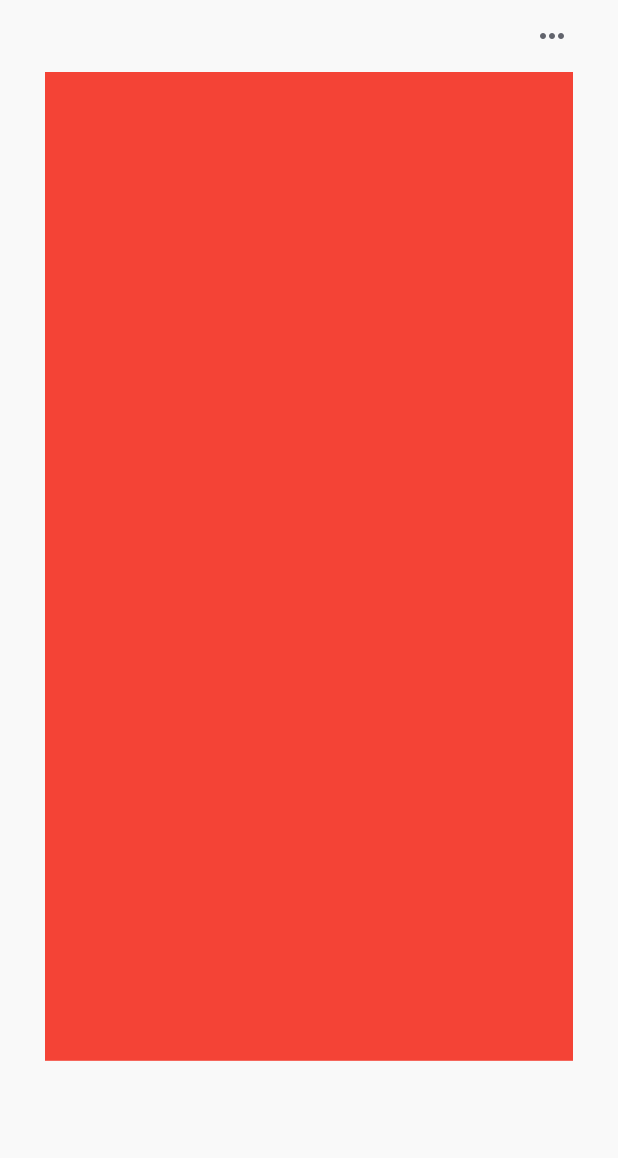
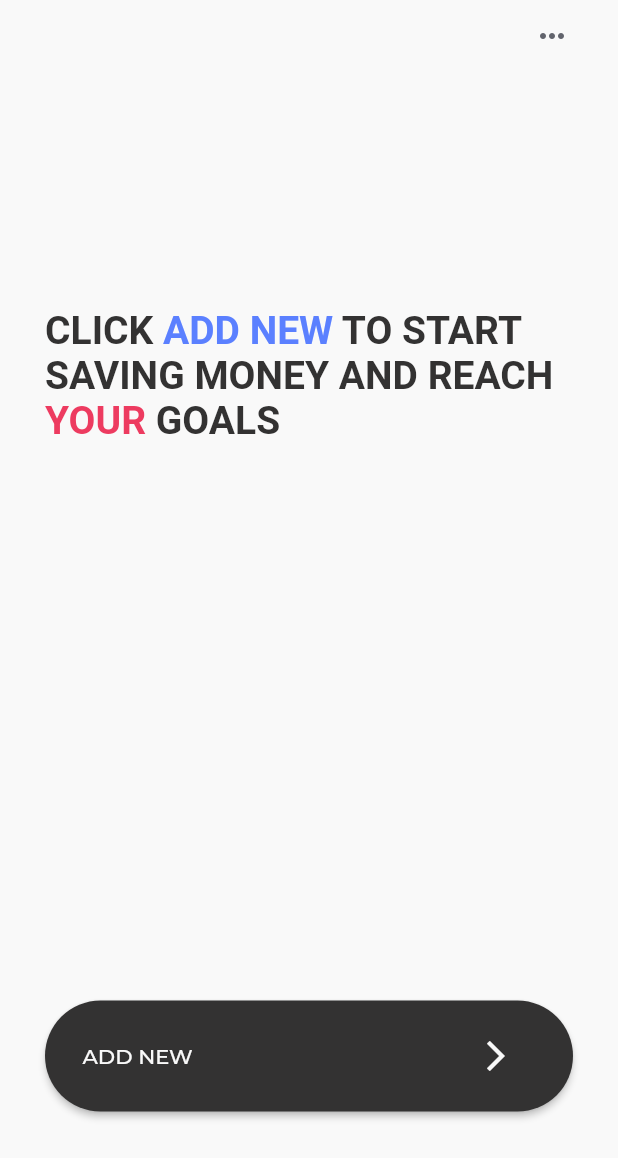
Before and after one commit to Fecony/flutter_goal_savings, a Flutter app: the screen it shows after launch, on a phone screen of 412 x 824 dp. Shown: the top 1158 px of the screen. Run offline on Flutter 3.47's test engine with Material 2 defaults, Android fonts, the phone set to English and light mode, and no system bars.

Commit message:
Initial page design, without triangles

```diff
--- a/lib/screens/initial_screen.dart
+++ b/lib/screens/initial_screen.dart
@@ -16,53 +16,84 @@ class _InitialScreenState extends State<InitialScreen> {
         value: SystemUiOverlayStyle.dark,
         child: SafeArea(
           child: Container(
-            decoration: BoxDecoration(color: generalWhiteColor),
+            color: generalWhiteColor,
             child: Column(
               children: <Widget>[
-                Align(
-                  child: Align(
-                    alignment: Alignment.topRight,
-                    child: Container(
-                      child: FlatButton(
-                        onPressed: () => print('Settings'),
-                        child: Icon(
-                          Icons.more_horiz,
-                          color: darkGrayColor,
-                        ),
+                Row(
+                  mainAxisAlignment: MainAxisAlignment.end,
+                  children: <Widget>[
+                    FlatButton(
+                      onPressed: () => print('Settings'),
+                      child: Icon(
+                        Icons.more_horiz,
+                        color: darkGrayColor,
                       ),
+                      highlightColor: Colors.transparent,
+                      splashColor: Colors.transparent,
                     ),
-                  ),
+                  ],
                 ),
                 Padding(
                   padding: const EdgeInsets.symmetric(horizontal: 30.0),
                   child: Column(
                     children: <Widget>[
-                      Stack(
+                      Column(
                         children: <Widget>[
-                          Container(
-                            decoration: BoxDecoration(color: Colors.red),
-                            height: MediaQuery.of(context).size.height * .8,
+                          SizedBox(
+                            height: 157,
                           ),
-                          Row(
-                            children: <Widget>[
-                              // Text(
-                              //   'Click '.toUpperCase(),
-                              //   style: welcomeTextStyle,
-                              // ),
-                              // Text(
-                              //   'ADD NEW ',
-                              //   style: welcomeTextStyle.copyWith(
-                              //     color: primaryBlueColor,
-                              //   ),
-                              // ),
-                              // Text(
-                              //   'to start saving money and Reach'.toUpperCase(),
-                              //   style: welcomeTextStyle,
-                              // )
-                            ],
+                          RichText(
+                            text: TextSpan(
+                              style: welcomeTextStyle,
+                              children: <TextSpan>[
+                                TextSpan(text: 'CLICK '),
+                                TextSpan(
+                                  text: 'ADD NEW ',
+                                  style: welcomeTextStyle.copyWith(
+                                    color: primaryBlueColor,
+                                  ),
+                                ),
+                                TextSpan(
+                                    text: 'TO START SAVING MONEY AND REACH '),
+                                TextSpan(
+                                  text: 'YOUR ',
+                                  style: welcomeTextStyle.copyWith(
+                                    color: pinkTriangleColor,
+                                  ),
+                                ),
+                                TextSpan(text: 'GOALS'),
+                              ],
+                            ),
+                          ),
+                          SizedBox(
+                            height: 372,
+                          ),
+                          RaisedButton(
+                            color: mainDarkGrayColor,
+                            onPressed: () => print('welcome add new'),
+                            padding: EdgeInsets.all(25.0),
+                            child: Row(
+                              // Replace with a Row for horizontal icon + text
+                              children: <Widget>[
+                                Text(
+                                  "ADD NEW",
+                                  style: addNewLightTextStyle,
+                                ),
+                                SizedBox(
+                                  width: 190.0,
+                                ),
+                                Icon(
+                                  Icons.arrow_forward_ios,
+                                  color: generalWhiteColor,
+                                ),
+                              ],
+                            ),
+                            shape: RoundedRectangleBorder(
+                              borderRadius: BorderRadius.circular(90.0),
+                            ),
                           ),
                         ],
-                      )
+                      ),
                     ],
                   ),
                 )
```
